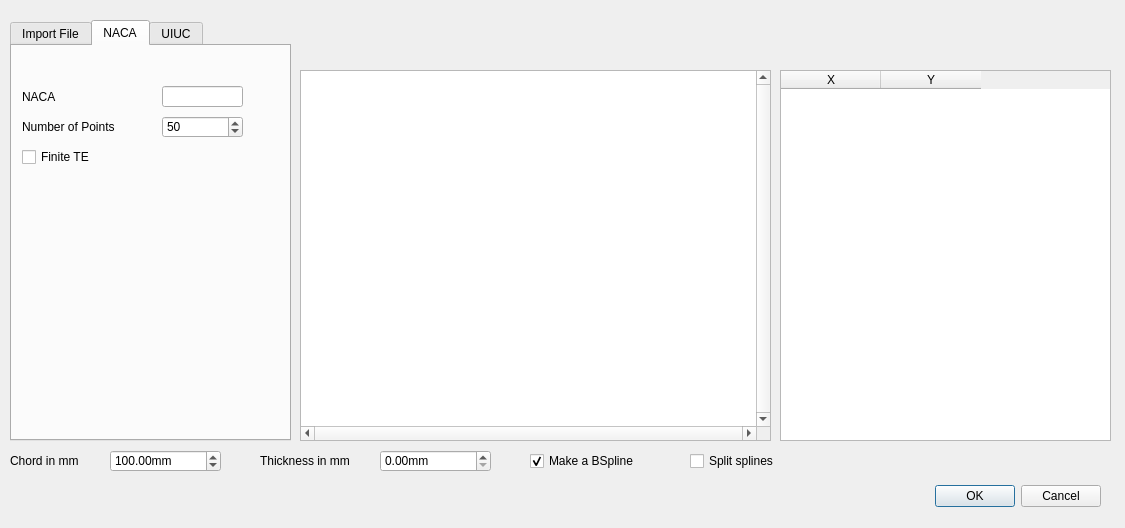
Before: the Qt Designer form resources/selectRibProfil.ui in FredsFactory/FreeCAD_AirPlaneDesign, drawn with Qt 5.
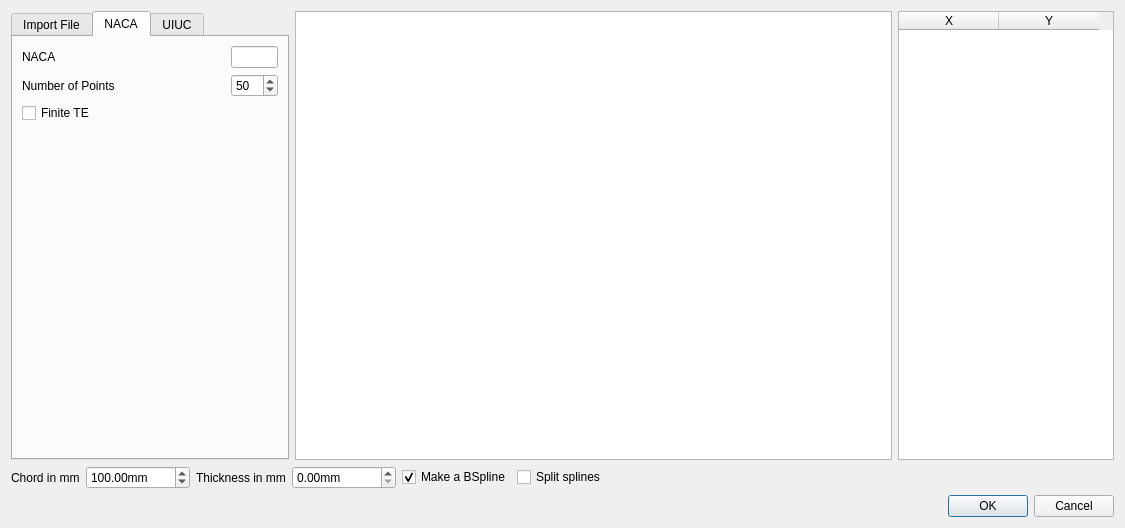
After: the same form once the commit is applied. The open tabs and pages were chosen to show the change. Custom widgets are drawn as their Qt base class.

```diff
--- a/resources/selectRibProfil.ui
+++ b/resources/selectRibProfil.ui
@@ -14,20 +14,14 @@
    </rect>
   </property>
   <property name="windowTitle">
-   <string>Dialog</string>
+   <string>Create Wing Rib</string>
   </property>
   <property name="locale">
    <locale language="English" country="UnitedStates"/>
   </property>
+  <layout class="QGridLayout" name="gridLayout">
+   <item row="2" column="0">
   <widget class="QDialogButtonBox" name="buttonBox">
-   <property name="geometry">
-    <rect>
-     <x>930</x>
-     <y>480</y>
-     <width>171</width>
-     <height>32</height>
-    </rect>
-   </property>
    <property name="orientation">
     <enum>Qt::Horizontal</enum>
    </property>
@@ -35,14 +29,99 @@
     <set>QDialogButtonBox::Cancel|QDialogButtonBox::Ok</set>
    </property>
   </widget>
+   </item>
+   <item row="1" column="0">
+    <layout class="QHBoxLayout" name="horizontalLayout">
+     <item>
+      <widget class="QLabel" name="label_5">
+       <property name="text">
+        <string>Chord in mm</string>
+       </property>
+      </widget>
+     </item>
+     <item>
+      <widget class="QDoubleSpinBox" name="chord">
+       <property name="suffix">
+        <string>mm</string>
+       </property>
+       <property name="maximum">
+        <double>9999999.000000000000000</double>
+       </property>
+       <property name="value">
+        <double>100.000000000000000</double>
+       </property>
+      </widget>
+     </item>
+     <item>
+      <widget class="QLabel" name="label_6">
+       <property name="text">
+        <string>Thickness in mm</string>
+       </property>
+      </widget>
+     </item>
+     <item>
+      <widget class="QDoubleSpinBox" name="thickness">
+       <property name="suffix">
+        <string>mm</string>
+       </property>
+       <property name="maximum">
+        <double>9999999.000000000000000</double>
+       </property>
+       <property name="value">
+        <double>0.000000000000000</double>
+       </property>
+      </widget>
+     </item>
+     <item>
+      <widget class="QCheckBox" name="useSpline">
+       <property name="toolTip">
+        <string>&lt;html&gt;&lt;head/&gt;&lt;body&gt;&lt;p&gt;If selected the rib will be created with BSpline&lt;/p&gt;&lt;p&gt;If not  the rib will be created with wire&lt;/p&gt;&lt;/body&gt;&lt;/html&gt;</string>
+       </property>
+       <property name="text">
+        <string>Make a BSpline</string>
+       </property>
+       <property name="checked">
+        <bool>true</bool>
+       </property>
+      </widget>
+     </item>
+     <item>
+      <widget class="QCheckBox" name="splitSpline">
+       <property name="toolTip">
+        <string>&lt;html&gt;&lt;head/&gt;&lt;body&gt;&lt;p&gt;If selected the spline will be splitted between the upper and lower side of the airfoil.&lt;/p&gt;&lt;/body&gt;&lt;/html&gt;</string>
+       </property>
+       <property name="text">
+        <string>Split splines</string>
+       </property>
+       <property name="checked">
+        <bool>false</bool>
+       </property>
+      </widget>
+     </item>
+     <item>
+      <spacer name="horizontalSpacer">
+       <property name="orientation">
+        <enum>Qt::Horizontal</enum>
+       </property>
+       <property name="sizeHint" stdset="0">
+        <size>
+         <width>40</width>
+         <height>20</height>
+        </size>
+       </property>
+      </spacer>
+     </item>
+    </layout>
+   </item>
+   <item row="0" column="0">
+    <layout class="QHBoxLayout" name="horizontalLayout_2">
+     <item>
   <widget class="QTabWidget" name="tabWidget">
-   <property name="geometry">
-    <rect>
-     <x>10</x>
-     <y>20</y>
-     <width>281</width>
-     <height>421</height>
-    </rect>
+       <property name="sizePolicy">
+        <sizepolicy hsizetype="Preferred" vsizetype="Expanding">
+         <horstretch>0</horstretch>
+         <verstretch>0</verstretch>
+        </sizepolicy>
    </property>
    <property name="currentIndex">
     <number>0</number>
@@ -51,68 +130,103 @@
     <attribute name="title">
      <string extracomment="Import DAT File">Import File</string>
     </attribute>
+        <layout class="QVBoxLayout" name="verticalLayout_2">
+         <item>
     <widget class="QLabel" name="label">
-     <property name="geometry">
-      <rect>
-       <x>0</x>
-       <y>-10</y>
-       <width>441</width>
-       <height>41</height>
-      </rect>
+           <property name="sizePolicy">
+            <sizepolicy hsizetype="Expanding" vsizetype="Preferred">
+             <horstretch>0</horstretch>
+             <verstretch>0</verstretch>
+            </sizepolicy>
      </property>
      <property name="text">
       <string>Select the profile</string>
      </property>
     </widget>
+         </item>
+         <item>
     <widget class="QTreeView" name="listProfil">
-     <property name="geometry">
-      <rect>
-       <x>-20</x>
-       <y>20</y>
-       <width>301</width>
-       <height>371</height>
-      </rect>
-     </property>
-    </widget>
+           <property name="sizePolicy">
+            <sizepolicy hsizetype="Expanding" vsizetype="Expanding">
+             <horstretch>0</horstretch>
+             <verstretch>0</verstretch>
+            </sizepolicy>
+           </property>
+          </widget>
+         </item>
+        </layout>
    </widget>
    <widget class="QWidget" name="nacaTab">
     <attribute name="title">
      <string extracomment="Naca Generrator">NACA</string>
     </attribute>
+        <layout class="QGridLayout" name="gridLayout_2">
+         <item row="0" column="1">
+          <spacer name="horizontalSpacer_2">
+           <property name="orientation">
+            <enum>Qt::Horizontal</enum>
+           </property>
+           <property name="sizeHint" stdset="0">
+            <size>
+             <width>50</width>
+             <height>20</height>
+            </size>
+           </property>
+          </spacer>
+         </item>
+         <item row="2" column="2">
+          <widget class="QSpinBox" name="nacaNbrPoint">
+           <property name="sizePolicy">
+            <sizepolicy hsizetype="Preferred" vsizetype="Minimum">
+             <horstretch>0</horstretch>
+             <verstretch>0</verstretch>
+            </sizepolicy>
+           </property>
+           <property name="wrapping">
+            <bool>false</bool>
+           </property>
+           <property name="maximum">
+            <number>500</number>
+           </property>
+           <property name="value">
+            <number>50</number>
+           </property>
+          </widget>
+         </item>
+         <item row="0" column="0">
     <widget class="QLabel" name="label_3">
-     <property name="geometry">
-      <rect>
-       <x>10</x>
-       <y>30</y>
-       <width>61</width>
-       <height>41</height>
-      </rect>
-     </property>
      <property name="text">
       <string>NACA</string>
      </property>
     </widget>
+         </item>
+         <item row="5" column="0">
+          <spacer name="verticalSpacer">
+           <property name="orientation">
+            <enum>Qt::Vertical</enum>
+           </property>
+           <property name="sizeHint" stdset="0">
+            <size>
+             <width>20</width>
+             <height>40</height>
+            </size>
+           </property>
+          </spacer>
+         </item>
+         <item row="2" column="0">
     <widget class="QLabel" name="label_4">
-     <property name="geometry">
-      <rect>
-       <x>10</x>
-       <y>60</y>
-       <width>111</width>
-       <height>41</height>
-      </rect>
-     </property>
      <property name="text">
       <string>Number of Points</string>
      </property>
     </widget>
+         </item>
+         <item row="0" column="2">
     <widget class="QLineEdit" name="NACANumber">
-     <property name="geometry">
-      <rect>
-       <x>150</x>
-       <y>40</y>
-       <width>81</width>
-       <height>21</height>
-      </rect>
+           <property name="sizePolicy">
+            <sizepolicy hsizetype="Ignored" vsizetype="Minimum">
+             <horstretch>0</horstretch>
+             <verstretch>0</verstretch>
+            </sizepolicy>
      </property>
      <property name="text">
       <string notr="true" extracomment="Naca Profil Number (4 or 5 Digits)"/>
@@ -121,31 +235,22 @@
       <number>5</number>
      </property>
     </widget>
-    <widget class="QSpinBox" name="nacaNbrPoint">
-     <property name="geometry">
-      <rect>
-       <x>150</x>
-       <y>70</y>
-       <width>81</width>
-       <height>22</height>
-      </rect>
-     </property>
-     <property name="maximum">
-      <number>500</number>
-     </property>
-     <property name="value">
-      <number>50</number>
-     </property>
-    </widget>
+         </item>
+         <item row="2" column="1">
+          <spacer name="horizontalSpacer_3">
+           <property name="orientation">
+            <enum>Qt::Horizontal</enum>
+           </property>
+           <property name="sizeHint" stdset="0">
+            <size>
+             <width>50</width>
+             <height>20</height>
+            </size>
+           </property>
+          </spacer>
+         </item>
+         <item row="4" column="0">
     <widget class="QCheckBox" name="finite_TE">
-     <property name="geometry">
-      <rect>
-       <x>10</x>
-       <y>101</y>
-       <width>80</width>
-       <height>20</height>
-      </rect>
-     </property>
      <property name="toolTip">
       <string>&lt;html&gt;&lt;head/&gt;&lt;body&gt;&lt;p&gt;If selected the NACA rib will be created with a finite gap at the trailing Edge&lt;/p&gt;&lt;/body&gt;&lt;/html&gt;</string>
      </property>
@@ -156,6 +261,8 @@
       <bool>false</bool>
      </property>
     </widget>
+         </item>
+        </layout>
    </widget>
    <widget class="QWidget" name="tab">
     <attribute name="title">
@@ -163,151 +270,60 @@
     </attribute>
    </widget>
   </widget>
-  <widget class="QDoubleSpinBox" name="chord">
-   <property name="geometry">
-    <rect>
-     <x>110</x>
-     <y>450</y>
-     <width>111</width>
-     <height>22</height>
-    </rect>
-   </property>
-   <property name="suffix">
-    <string>mm</string>
-   </property>
-   <property name="maximum">
-    <double>9999999.000000000000000</double>
-   </property>
-   <property name="value">
-    <double>100.000000000000000</double>
-   </property>
-  </widget>
-  <widget class="QLabel" name="label_5">
-   <property name="geometry">
-    <rect>
-     <x>10</x>
-     <y>440</y>
-     <width>90</width>
-     <height>41</height>
-    </rect>
-   </property>
-   <property name="text">
-    <string>Chord in mm</string>
-   </property>
-  </widget>
-  <widget class="QCheckBox" name="kingOfLines">
-   <property name="geometry">
-    <rect>
-     <x>530</x>
-     <y>451</y>
-     <width>121</width>
-     <height>20</height>
-    </rect>
-   </property>
-   <property name="toolTip">
-    <string>&lt;html&gt;&lt;head/&gt;&lt;body&gt;&lt;p&gt;If selected the rib will be created with BSpline&lt;/p&gt;&lt;p&gt;If not  the rib will be created with wire&lt;/p&gt;&lt;/body&gt;&lt;/html&gt;</string>
-   </property>
-   <property name="text">
-    <string>Make a BSpline</string>
-   </property>
-   <property name="checked">
-    <bool>true</bool>
-   </property>
-  </widget>
-  <widget class="QLabel" name="label_6">
-   <property name="geometry">
-    <rect>
-     <x>260</x>
-     <y>440</y>
-     <width>121</width>
-     <height>41</height>
-    </rect>
-   </property>
-   <property name="text">
-    <string>Thickness in mm</string>
-   </property>
-  </widget>
-  <widget class="QDoubleSpinBox" name="thickness">
-   <property name="geometry">
-    <rect>
-     <x>380</x>
-     <y>450</y>
-     <width>111</width>
-     <height>22</height>
-    </rect>
-   </property>
-   <property name="suffix">
-    <string>mm</string>
-   </property>
-   <property name="maximum">
-    <double>9999999.000000000000000</double>
-   </property>
-   <property name="value">
-    <double>0.000000000000000</double>
-   </property>
-  </widget>
-  <widget class="QTableWidget" name="profilTable">
-   <property name="geometry">
-    <rect>
-     <x>780</x>
-     <y>70</y>
-     <width>331</width>
-     <height>371</height>
-    </rect>
-   </property>
-   <column>
-    <property name="text">
-     <string>X</string>
-    </property>
-   </column>
-   <column>
-    <property name="text">
-     <string>Y</string>
-    </property>
-   </column>
-  </widget>
-  <widget class="QGraphicsView" name="ribView">
-   <property name="geometry">
-    <rect>
-     <x>300</x>
-     <y>70</y>
-     <width>471</width>
-     <height>371</height>
-    </rect>
-   </property>
+     </item>
+     <item>
+      <widget class="zoomableGraphic" name="ribView">
    <property name="verticalScrollBarPolicy">
-    <enum>Qt::ScrollBarAlwaysOn</enum>
+        <enum>Qt::ScrollBarAlwaysOff</enum>
    </property>
    <property name="horizontalScrollBarPolicy">
-    <enum>Qt::ScrollBarAlwaysOn</enum>
-   </property>
-   <property name="sizeAdjustPolicy">
-    <enum>QAbstractScrollArea::AdjustToContents</enum>
+        <enum>Qt::ScrollBarAlwaysOff</enum>
+       </property>
+       <property name="dragMode">
+        <enum>QGraphicsView::ScrollHandDrag</enum>
+       </property>
+       <property name="transformationAnchor">
+        <enum>QGraphicsView::AnchorUnderMouse</enum>
    </property>
    <property name="viewportUpdateMode">
     <enum>QGraphicsView::SmartViewportUpdate</enum>
    </property>
   </widget>
-  <widget class="QCheckBox" name="splitSpline">
-   <property name="geometry">
-    <rect>
-     <x>690</x>
-     <y>451</y>
-     <width>121</width>
-     <height>20</height>
-    </rect>
-   </property>
-   <property name="toolTip">
-    <string>&lt;html&gt;&lt;head/&gt;&lt;body&gt;&lt;p&gt;If selected the spline will be splitted between the upper and lower side of the airfoil.&lt;/p&gt;&lt;/body&gt;&lt;/html&gt;</string>
-   </property>
+     </item>
+     <item>
+      <widget class="QTableWidget" name="profilTable">
+       <property name="sizePolicy">
+        <sizepolicy hsizetype="Preferred" vsizetype="Expanding">
+         <horstretch>0</horstretch>
+         <verstretch>0</verstretch>
+        </sizepolicy>
+       </property>
+       <property name="sizeAdjustPolicy">
+        <enum>QAbstractScrollArea::AdjustToContents</enum>
+       </property>
+       <column>
    <property name="text">
-    <string>Split splines</string>
-   </property>
-   <property name="checked">
-    <bool>false</bool>
-   </property>
-  </widget>
+         <string>X</string>
+        </property>
+       </column>
+       <column>
+        <property name="text">
+         <string>Y</string>
+        </property>
+       </column>
+      </widget>
+     </item>
+    </layout>
+   </item>
+  </layout>
  </widget>
+ <customwidgets>
+  <customwidget>
+   <class>zoomableGraphic</class>
+   <extends>QGraphicsView</extends>
+   <header>zoomablegraphic.h</header>
+  </customwidget>
+ </customwidgets>
  <resources/>
  <connections>
   <connection>
```
Left out of the diff: 18 changed lines with no effect on the pictures. Lines whose indentation alone changed are shown as unchanged.
